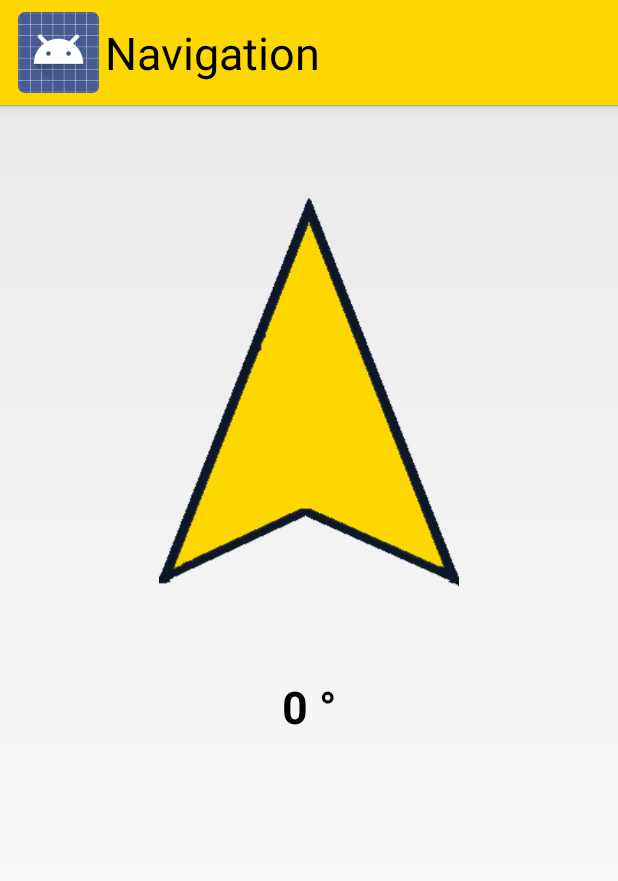
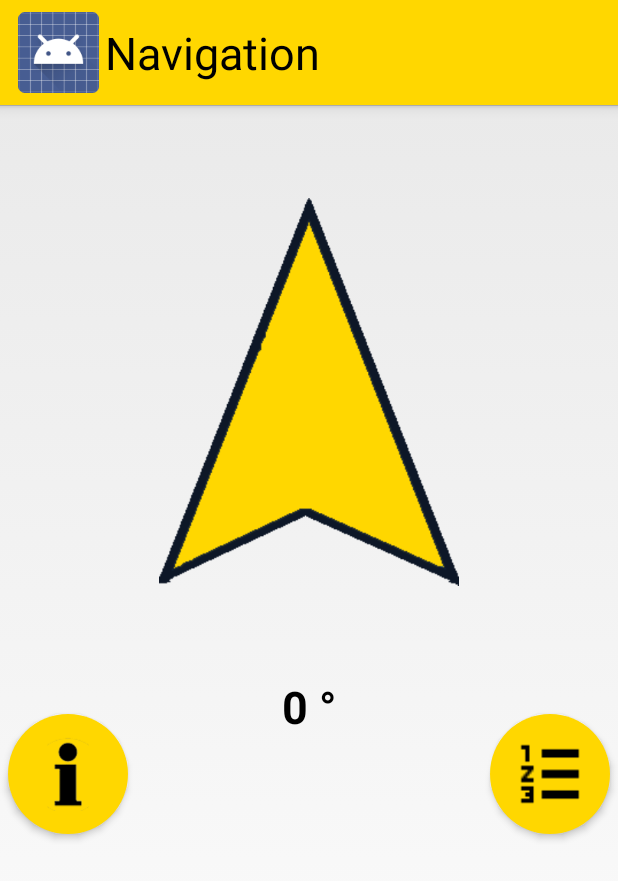
Before and after one commit to GrosserStuhl/ViibeNav, an Android app: the NavigationActivity screen opened directly, with no data from a screen before it, on a phone screen of 412 x 824 dp. Shown: the top 881 px of the screen. Run offline under Robolectric (Android 15) with nearby library versions, the phone set to English and light mode, and no system bars; 11 statements that could not run were skipped.

Commit message:
Instrction Liste in Navigation Activity

```diff
--- a/app/src/main/res/layout/activity_navigation.xml
+++ b/app/src/main/res/layout/activity_navigation.xml
@@ -45,10 +45,9 @@
             android:id="@+id/estimatedCoords"
             android:textSize="30sp"
             android:textStyle="bold"
+            android:visibility="invisible"
             android:layout_below="@+id/instructionTextView"
-            android:layout_alignStart="@+id/arrowImageView"
-            android:layout_alignParentStart="false"
-            android:visibility="invisible"/>
+            android:layout_alignParentEnd="true"/>
 
     <TextView
             android:layout_width="wrap_content"
@@ -58,8 +57,41 @@
             android:id="@+id/estimatedAlgorithm"
             android:textSize="30sp"
             android:textStyle="bold"
+            android:visibility="invisible"
             android:layout_below="@+id/estimatedCoords"
-            android:layout_alignEnd="@+id/estimatedCoords"
-        android:visibility="invisible"/>
+            android:layout_alignParentEnd="true"
+            android:layout_alignStart="@+id/estimatedCoords"/>
+
+    <ImageButton
+            android:layout_width="80dp"
+            android:layout_height="80dp"
+            android:id="@+id/navInfoButton"
+            android:scaleType="fitCenter"
+            android:padding="15dp"
+            android:src="@drawable/info_icon"
+            android:background="@drawable/custom_button"
+            android:contentDescription="@string/navInfoButtonText"
+            android:onClick="readOutInstructions"
+            android:stateListAnimator="@drawable/button_press_animator"
+            android:layout_alignTop="@+id/instructionTextView"
+            android:layout_alignParentStart="true"
+            android:layout_marginTop="25dp"
+            android:layout_marginStart="5dp"/>
+
+    <ImageButton
+            android:layout_width="80dp"
+            android:layout_height="80dp"
+            android:id="@+id/instructionListButton"
+            android:scaleType="fitCenter"
+            android:padding="15dp"
+            android:src="@mipmap/numbered_list"
+            android:background="@drawable/custom_button"
+            android:contentDescription="@string/instructionListImgViewText"
+            android:onClick="openInStructionListActivity"
+            android:stateListAnimator="@drawable/button_press_animator"
+            android:layout_alignTop="@+id/instructionTextView"
+            android:layout_alignParentEnd="true"
+            android:layout_marginTop="25dp"
+            android:layout_marginEnd="5dp"/>
 
 </RelativeLayout>
--- a/app/src/main/res/values/strings.xml
+++ b/app/src/main/res/values/strings.xml
@@ -32,4 +32,8 @@
     <string name="prefOrientationUnit">Einheit der angezeigten Orientierung</string>
     <string name="prefOrientationDefault">Grad</string>
     <string name="expListViewBeschreibung">Liste mit aufklappbaren Elementen</string>
+    <string name="navInfoButtonText">Anleitung zur Bedienung</string>
+    <string name="infoInstructions">Anleitung zur Bedienung: Nach rechts wischen für nächste Anweisung.
+    Nach links wischen für vorherige Anweisung. Nach oben wischen um aktuelle Anweisung zu wiederholen.</string>
+    <string name="instructionListImgViewText">Liste der Anweisungen</string>
 </resources>
```
Also changed, not shown: app/src/main/AndroidManifest.xml (+27 -8 lines), app/src/main/java/com/example/indoorbeacon/app/controller/InstructionListActivity.java (added, +29 -0 lines), app/src/main/java/com/example/indoorbeacon/app/controller/NavigationActivity.java (+12 -9 lines), app/src/main/java/com/example/indoorbeacon/app/controller/SearchActivity.java (+0 -16 lines), app/src/main/java/com/example/indoorbeacon/app/model/TTS.java (+37 -36 lines), app/src/main/res/layout/activity_instruction_list.xml (added, +17 -0 lines), app/src/main/res/layout/custom_simple_listitem.xml (added, +16 -0 lines), app/src/main/res/drawable/info_icon.png (added), app/src/main/res/mipmap-hdpi/numbered_list.png (added).
